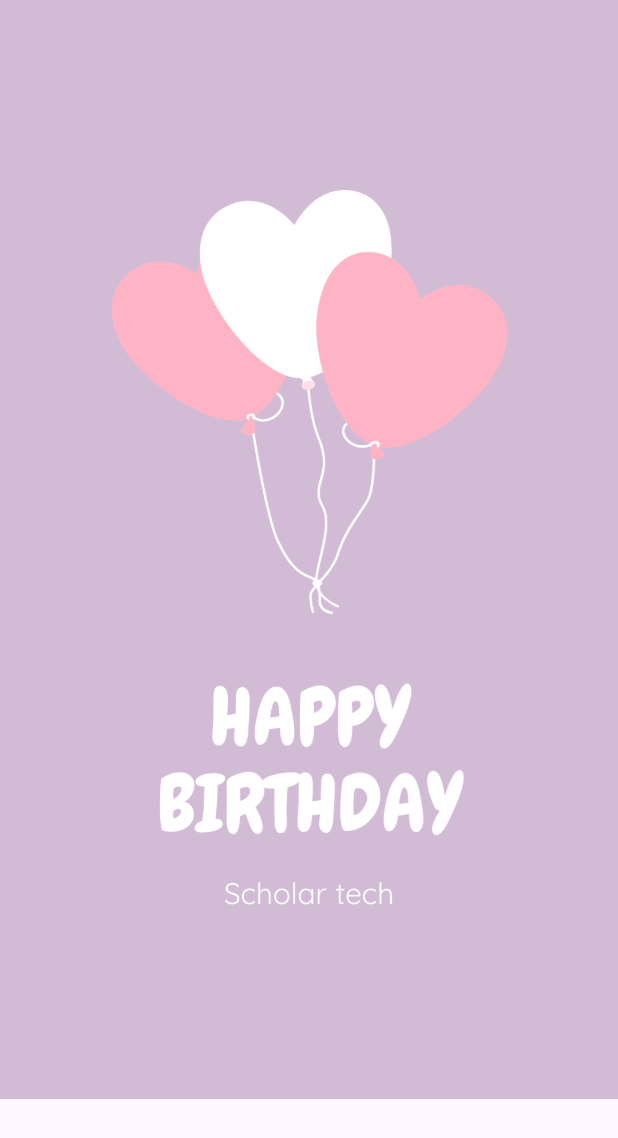
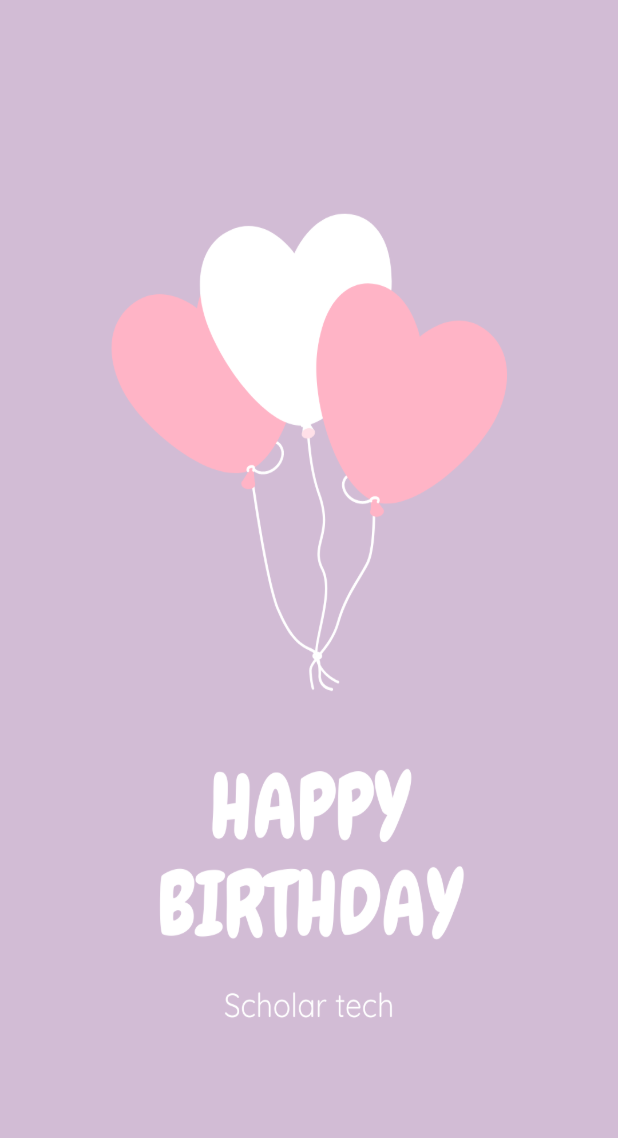
Before and after one commit to Kerolos-Morcos/Birthday-Card-App, a Flutter app: the screen it shows after launch, on a phone screen of 412 x 824 dp. Shown: the top 1138 px of the screen. Run offline on Flutter 3.47's test engine with Material 3 defaults, Android fonts, the phone set to English and light mode, and no system bars.

Commit message:
fixing issues, updating packages and UI improvements

```diff
--- a/lib/main.dart
+++ b/lib/main.dart
@@ -25,6 +25,7 @@
 
 // Second Solution (Best)
 import 'package:flutter/material.dart';
+import 'package:flutter/widgets.dart';
 
 void main() {
   runApp(const BirthdayCardApp());
@@ -34,15 +35,17 @@ class BirthdayCardApp extends StatelessWidget {
   const BirthdayCardApp({super.key});
   @override
   Widget build(BuildContext context) {
-    return const MaterialApp(
+    return MaterialApp(
       debugShowCheckedModeBanner: false,
       home: Scaffold(
         body: Row(
           children: [
             Expanded(
               child: Image(
-                image: AssetImage('assets/images/BirthdayCardApp.png'),
-                fit: BoxFit.cover,
+                image: const AssetImage('assets/images/BirthdayCardApp.png'),
+                height: MediaQuery.of(context).size.height,
+                width: MediaQuery.of(context).size.width,
+                fit: BoxFit.fill,
               ),
             ),
           ],
```
Also changed, not shown: pubspec.lock, 1 other file.
